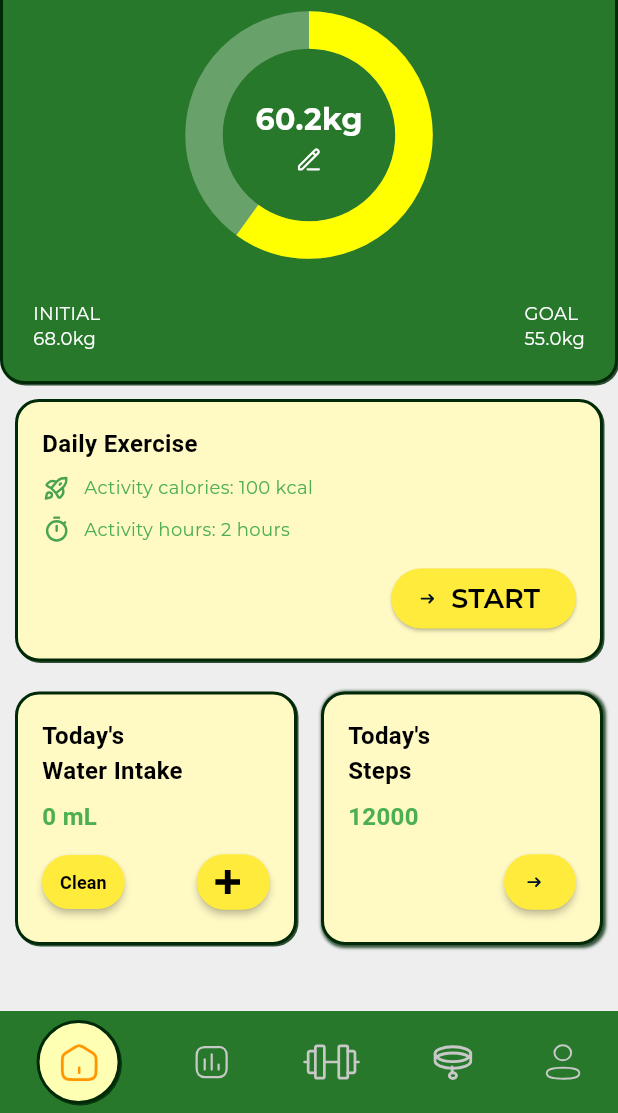
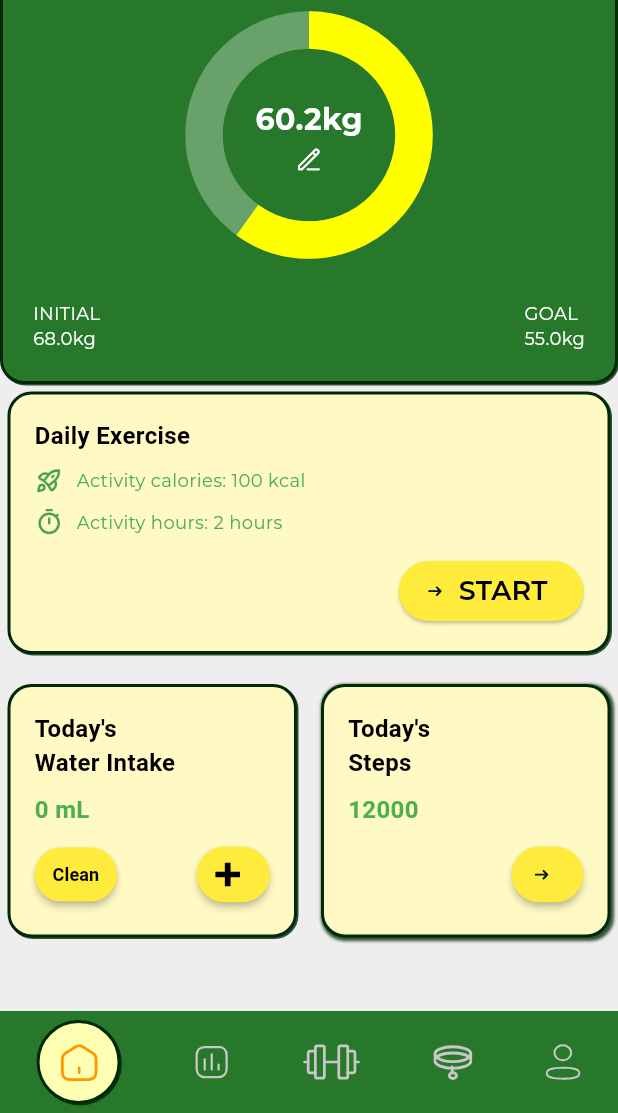
Before and after one commit to Roseburgendy/Mobile_GroupAssignment, a Flutter app: the screen it shows after launch, on a phone screen of 412 x 824 dp, the part 123-1236 px from its top. Run offline on Flutter 3.47's test engine with Material 3 defaults, Android fonts, the phone set to English and light mode, and no system bars; our stand-ins replace flutter_svg.

Commit message:
homepage3.0
Can scroll the cards

```diff
--- a/lib/homepage.dart
+++ b/lib/homepage.dart
@@ -279,8 +279,8 @@ class _HomePageState extends State<HomePage> {
                 // 中间内容区域
                 Expanded(
                   child: Padding(
-                    padding: const EdgeInsets.all(10.0),
-                    child: Column(
+                    padding: const EdgeInsets.all(5.0),
+                    child: ListView(
                       children: [
                         // Daily Exercise 卡片
                         Container(
```
